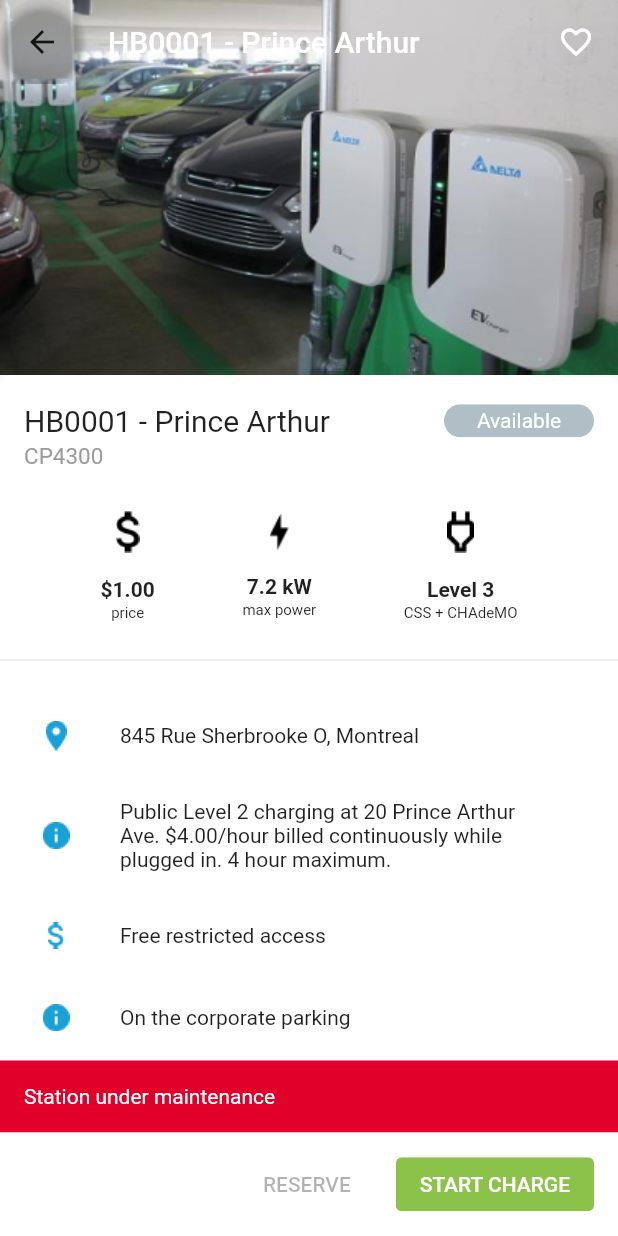
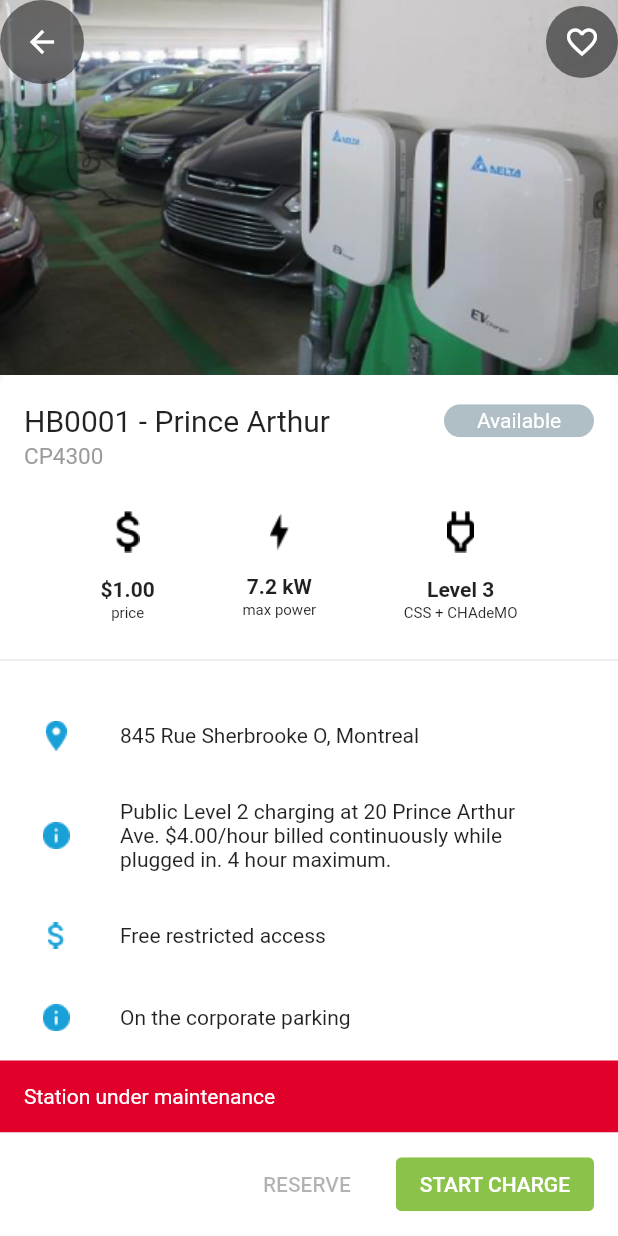
Before and after one commit to Densdix/charge_station, a Flutter app: the screen it shows after launch, after a tap on the "arrow back" icon, on a phone screen of 412 x 824 dp. Run offline on Flutter 3.47's test engine with Material 2 defaults, Android fonts, the phone set to English and light mode, and no system bars.

Commit message:
update scrollListener

```diff
--- a/lib/ui/screen/main_screen.dart
+++ b/lib/ui/screen/main_screen.dart
@@ -24,7 +24,7 @@ class _ChargeStationState extends State<ChargeStation> {
             child: CustomScrollView(
               controller: _scrollController,
               slivers: <Widget>[
-                StationAppbar(title),
+                StationAppbar(title, _scrollController),
                 SliverList(
                   delegate: SliverChildListDelegate(
                     <Widget>[
@@ -45,26 +45,6 @@ class _ChargeStationState extends State<ChargeStation> {
   @override
   void initState() {
     _scrollController = ScrollController();
-    _scrollController.addListener(_scrollListener);
     super.initState();
   }
-
-  bool get _isBarExpanded {
-    return _scrollController.hasClients && (_scrollController.offset > 100);
-  }
-
-  void _scrollListener(){
-    debugPrint(_scrollController.offset.toString());
-    if(_isBarExpanded){
-      setState(() {
-        title = "Expanded";
-      });
-    }
-    else
-      {
-        title = "Not Expanded";
-      }
-  }
-
-
 }
--- a/lib/ui/widget/appbar/station_appbar.dart
+++ b/lib/ui/widget/appbar/station_appbar.dart
@@ -1,22 +1,44 @@
-import 'package:charge_station/ui/widget/sliver_appbar_item.dart';
 import 'package:flutter/material.dart';
 
-class StationAppbar extends StatelessWidget{
+class StationAppbar extends StatefulWidget {
+
+  StationAppbar(this.title, this.scrollController);
 
   String title;
+  ScrollController scrollController;
 
-  StationAppbar(this.title);
+  @override
+  _StationAppbarState createState() => _StationAppbarState();
+
+}
+
+class _StationAppbarState extends State<StationAppbar>{
 
   @override
   Widget build(BuildContext context) {
     return SliverAppBar(
-        title: Text(title),
-        leading: SliverAppbarItem(),
+        title: widget.scrollController.offset > 180 ? Text(widget.title) : Text(''),
+        leading: Container(
+          decoration: BoxDecoration(
+            shape: BoxShape.circle,
+            color: Colors.black.withOpacity(changeOpacity()),
+          ),
+          child: IconButton(
+            icon: Icon(Icons.arrow_back),
+            color: Colors.white,
+            onPressed: () {},
+          ),
+        ),
         actions: <Widget>[
           Container(
+            decoration: BoxDecoration(
+              shape: BoxShape.circle,
+              color: Colors.black.withOpacity(changeOpacity()),
+            ),
             child: IconButton(
-              padding: EdgeInsets.only(right: 8),
-              icon: Icon(Icons.favorite_border),
+              icon: widget.scrollController.offset > 180
+                  ? Icon(Icons.favorite)
+                  : Icon(Icons.favorite_border),
               onPressed: (){},
             ),
           )
@@ -33,4 +55,43 @@ class StationAppbar extends StatelessWidget{
         )
     );
   }
+
+
+  @override
+  void initState() {
+    widget.scrollController.addListener(_scrollListener);
+    super.initState();
+  }
+
+  bool get _isBarExpanded {
+    return widget.scrollController.hasClients && (widget.scrollController.offset > 10);
+  }
+
+  void _scrollListener(){
+    debugPrint(widget.scrollController.offset.toString());
+    if(_isBarExpanded){
+      setState(() {
+        //widget.title = "Expanded";
+      });
+    }
+    else
+      setState(() {
+        //widget.title = "Not Expanded";
+      });
+  }
+
+  double changeOpacity(){
+    double currentOffset = widget.scrollController.offset;
+    double outputOpacity = (0.5 - (currentOffset * 0.003));
+    debugPrint("outputOpacity"+ outputOpacity.toString());
+    if(outputOpacity <= 0.99 && outputOpacity >= 0.01){
+      return outputOpacity;
+    }
+    else{
+      outputOpacity = 0.0;
+      return outputOpacity;
+    }
+  }
+
+
 }
```
